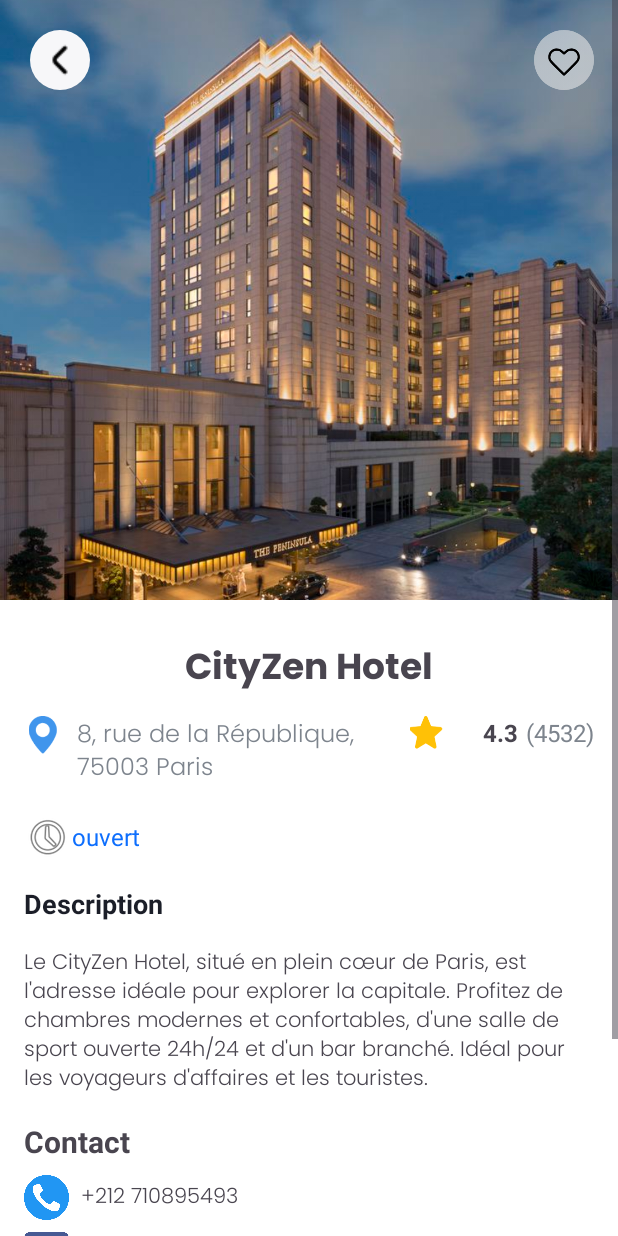
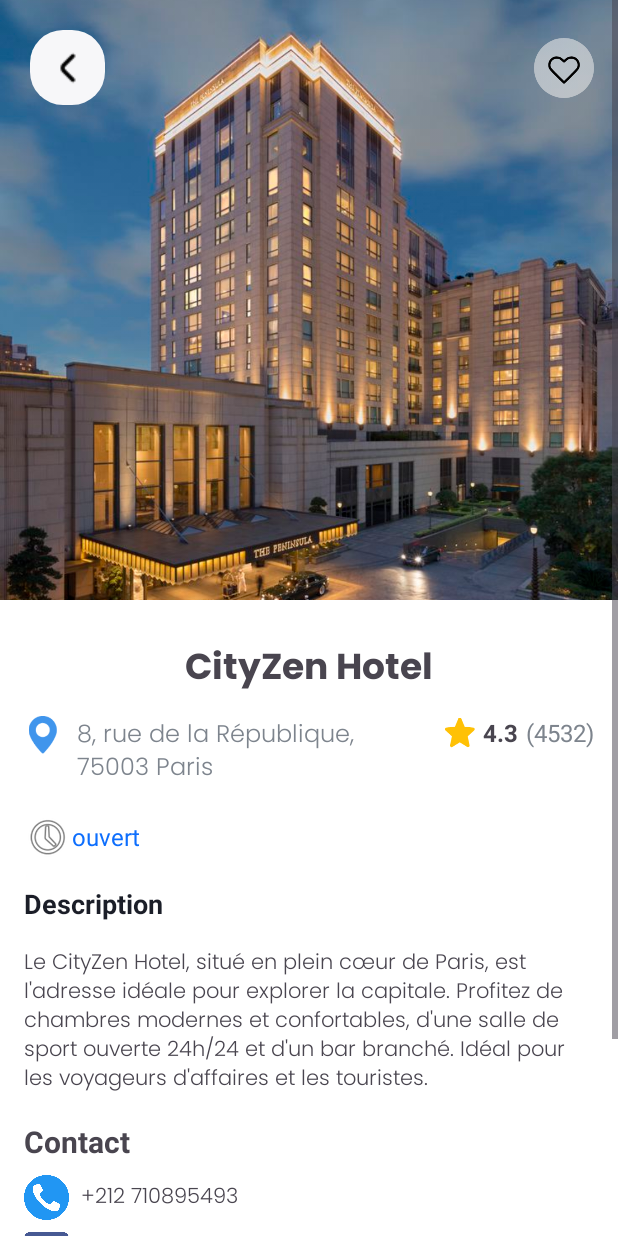
Before and after one commit to charimilouda/TravellApp, an Android app: the layout activity_detail_lieu.xml on its own in the app's theme, with its tools: preview values and no code run, on a phone screen of 412 x 824 dp. Run offline under Robolectric (Android 15) with nearby library versions, the phone set to English and light mode, and no system bars; Roboto replaces fonts that are not available here.

Commit message:
Changing the widh of Stars Image in the detail_hotel_activity

```diff
--- a/app/src/main/res/layout/activity_detail_lieu.xml
+++ b/app/src/main/res/layout/activity_detail_lieu.xml
@@ -48,8 +48,8 @@
 
                     <ImageButton
                         android:id="@+id/backImage"
-                        android:layout_width="40dp"
-                        android:layout_height="40dp"
+                        android:layout_width="50dp"
+                        android:layout_height="50dp"
                         android:layout_marginLeft="20dp"
                         android:layout_marginTop="20dp"
                         android:src="@drawable/retour"
@@ -147,7 +147,7 @@
 
                         <ImageView
                             android:id="@+id/imageView8"
-                            android:layout_width="wrap_content"
+                            android:layout_width="20dp"
                             android:layout_height="match_parent"
                             android:gravity="start"
                             app:srcCompat="@drawable/star" />
```
